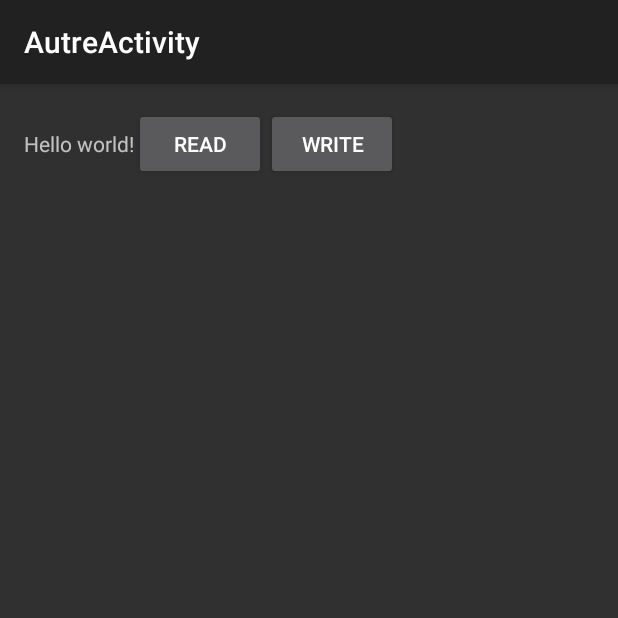
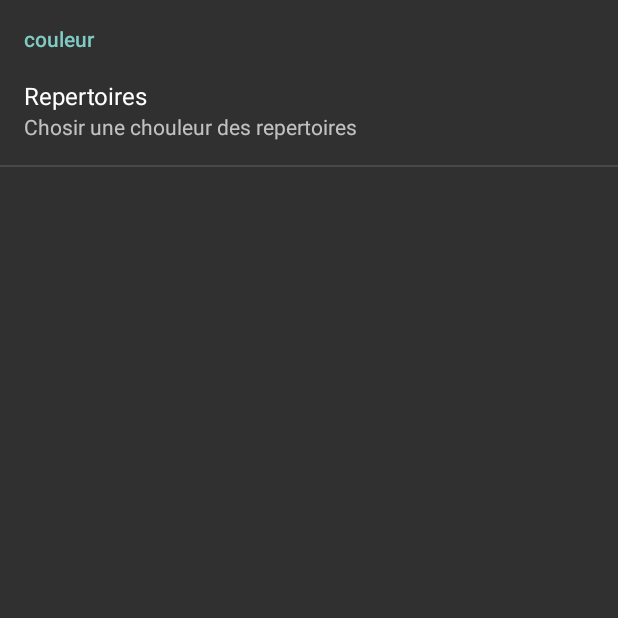
Before and after one commit to jean-pasqualini/MyApplicationProject, an Android app: the screen it shows after launch (AutreActivity before the commit, ExploreurPreference after it), after a tap on "WRITE", on a phone screen of 412 x 824 dp, the top half of it. Run offline under Robolectric (Android 15) with nearby library versions, the phone set to English and light mode, and no system bars.

```diff
--- a/MyApplication/src/main/AndroidManifest.xml
+++ b/MyApplication/src/main/AndroidManifest.xml
@@ -46,6 +46,9 @@
                 <category android:name="android.intent.category.LAUNCHER" />
             </intent-filter>
         </activity>
+
+        <activity android:name=".ExploreurPreference"
+            android:label="activité exploreur pref"></activity>
     </application>
 
 </manifest>
--- a/MyApplication/src/main/java/com/example/myapplication/AutreActivity.java
+++ b/MyApplication/src/main/java/com/example/myapplication/AutreActivity.java
@@ -1,5 +1,6 @@
 package com.example.myapplication;
 
+import android.content.Intent;
 import android.os.Environment;
 import android.support.v7.app.ActionBarActivity;
 import android.os.Bundle;
@@ -36,6 +37,10 @@ public class AutreActivity extends ActionBarActivity {
         mWrite.setOnClickListener(new View.OnClickListener() {
             @Override
             public void onClick(View view) {
+
+                Intent intent = new Intent(AutreActivity.this, ExploreurPreference.class);
+
+                startActivity(intent);
                 try {
                     FileOutputStream output = openFileOutput("prenom.txt", MODE_PRIVATE);
 
--- /dev/null
+++ b/MyApplication/src/main/java/com/example/myapplication/Dialog/ColorPickerPreferenceDialog.java
@@ -0,0 +1,46 @@
+package com.example.myapplication.Dialog;
+
+import android.app.AlertDialog;
+import android.content.Context;
+import android.graphics.Color;
+import android.preference.DialogPreference;
+import android.util.AttributeSet;
+
+import com.example.myapplication.View.ColorPickerView;
+
+/**
+ * Created by john on 12/04/2014.
+ */
+public class ColorPickerPreferenceDialog extends DialogPreference implements ColorPickerView.OnColorChangedListener {
+
+    private int mColor;
+
+    public ColorPickerPreferenceDialog(Context context, AttributeSet attrs)
+    {
+        super(context, attrs);
+    }
+
+    protected void onDialogClosed(boolean positiveResult)
+    {
+        if(positiveResult)
+        {
+            persistInt(mColor);
+        }
+
+        super.onDialogClosed(positiveResult);
+    }
+
+
+    protected void onPrepareDialogBuilder(AlertDialog.Builder builder) {
+        int oldColor = getSharedPreferences().getInt(getKey(), Color.BLACK);
+
+        builder.setView(new ColorPickerView(getContext(), this, oldColor));
+
+        super.onPrepareDialogBuilder(builder);
+    }
+
+    public void colorChanged(int color)
+    {
+        mColor = color;
+    }
+}
--- /dev/null
+++ b/MyApplication/src/main/java/com/example/myapplication/ExploreurPreference.java
@@ -0,0 +1,17 @@
+package com.example.myapplication;
+
+import android.os.Bundle;
+import android.preference.PreferenceActivity;
+
+/**
+ * Created by john on 12/04/2014.
+ */
+public class ExploreurPreference extends PreferenceActivity {
+
+    @Override
+    public void onCreate(Bundle savedInstanceState)
+    {
+        super.onCreate(savedInstanceState);
+        addPreferencesFromResource(R.xml.exp_prefenrence);
+    }
+}
--- /dev/null
+++ b/MyApplication/src/main/res/xml/exp_prefenrence.xml
@@ -0,0 +1,12 @@
+<?xml version="1.0" encoding="utf-8"?>
+
+<PreferenceScreen xmlns:android="http://schemas.android.com/apk/res/android">
+    <PreferenceCategory android:title="couleur">
+        <com.example.myapplication.Dialog.ColorPickerPreferenceDialog
+            android:key="repertoireColorPref"
+            android:title="Repertoires"
+            android:summary="Chosir une chouleur des repertoires"
+            android:dialogTitle="Couleur des repertoires"
+            />
+    </PreferenceCategory>
+</PreferenceScreen>
```
Also changed, not shown: MyApplication/src/main/java/com/example/myapplication/View/ColorPickerView.java (added, +228 -0 lines), MyApplication/src/main/res/layout/sample_color_picker_view.xml (added, +18 -0 lines), MyApplication/src/main/res/values/attrs_color_picker_view.xml (added, +8 -0 lines), 1 other file.
